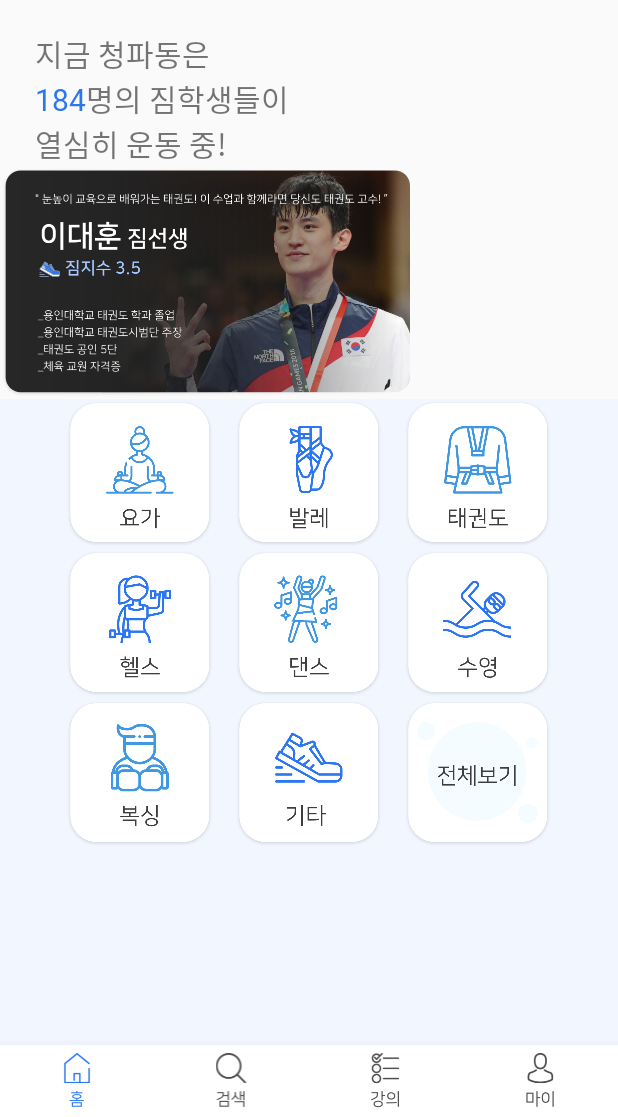
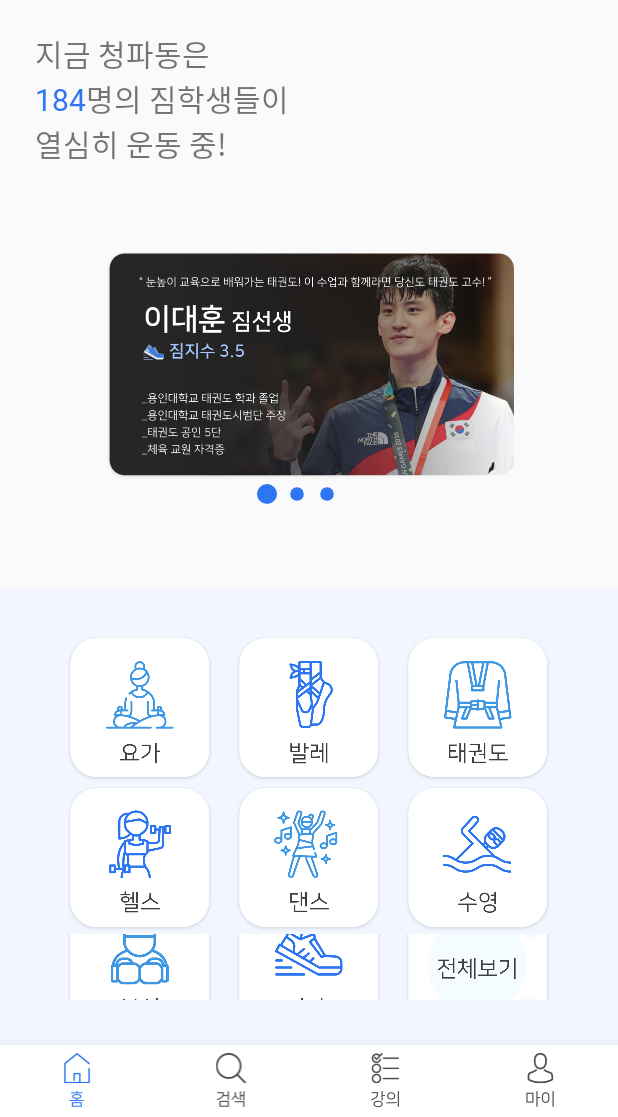
Before and after one commit to GymBall/CPDGT-Android, an Android app: the screen it shows after launch (MainActivity), on a phone screen of 412 x 824 dp, the part 119-1236 px from its top. Run offline under Robolectric (Android 15) with nearby library versions, the light colour scheme and no system bars; libraries missing offline, so code that uses them is left out: org.jetbrains.anko; 1 statement that could not run was skipped.

Commit message:
fragment_home(RecyclerView)

```diff
--- a/app/src/main/java/org/gymball/cpdgt_android/ui/home/HomeFragment.kt
+++ b/app/src/main/java/org/gymball/cpdgt_android/ui/home/HomeFragment.kt
@@ -11,8 +11,10 @@ import androidx.recyclerview.widget.LinearLayoutManager
 import androidx.recyclerview.widget.LinearSnapHelper
 import androidx.recyclerview.widget.SnapHelper
 import kotlinx.android.synthetic.main.fragment_home.*
+import androidx.recyclerview.widget.PagerSnapHelper
+import android.R
 
-import org.gymball.cpdgt_android.R
+
 
 class HomeFragment : Fragment() {
     lateinit var HomeRecyclerViewAdapter : HomeRecyclerViewAdapter
@@ -20,7 +22,7 @@ class HomeFragment : Fragment() {
     override fun onCreateView(inflater: LayoutInflater, container: ViewGroup?, savedInstanceState: Bundle?): View? {
         // Inflate the layout for this fragment
 
-        return inflater.inflate(R.layout.fragment_home, container, false)
+        return inflater.inflate(org.gymball.cpdgt_android.R.layout.fragment_home, container, false)
     }
 
     override fun onActivityCreated(savedInstanceState: Bundle?) {
@@ -31,13 +33,17 @@ class HomeFragment : Fragment() {
 
     private fun setRecyclerView(){
         var dataList : ArrayList<HomeImageData> = ArrayList()
-        dataList.add(HomeImageData(getResources().getDrawable(R.drawable.home_image1)!!))
-        dataList.add(HomeImageData(getResources().getDrawable(R.drawable.home_image2)!!))
-        dataList.add(HomeImageData(getResources().getDrawable(R.drawable.home_image3)!!))
+        dataList.add(HomeImageData(getResources().getDrawable(org.gymball.cpdgt_android.R.drawable.home_image1)!!))
+        dataList.add(HomeImageData(getResources().getDrawable(org.gymball.cpdgt_android.R.drawable.home_image2)!!))
+        dataList.add(HomeImageData(getResources().getDrawable(org.gymball.cpdgt_android.R.drawable.home_image3)!!))
 
         HomeRecyclerViewAdapter = HomeRecyclerViewAdapter(activity!!, dataList)
         rv_home_image.adapter = HomeRecyclerViewAdapter
         rv_home_image.layoutManager = LinearLayoutManager(activity, LinearLayoutManager.HORIZONTAL, false)
+
+        val snapHelper = PagerSnapHelper()
+        snapHelper.attachToRecyclerView(rv_home_image)
+        rv_home_image.addItemDecoration(LinePagerIndicatorDecoration())
     }
 
 }
--- a/app/src/main/java/org/gymball/cpdgt_android/ui/home/HomeRecyclerViewAdapter.kt
+++ b/app/src/main/java/org/gymball/cpdgt_android/ui/home/HomeRecyclerViewAdapter.kt
@@ -7,7 +7,6 @@ import android.view.View
 import android.view.ViewGroup
 import android.widget.ImageView
 import androidx.recyclerview.widget.RecyclerView
-import kotlinx.android.synthetic.main.rv_home_image.view.*
 import org.gymball.cpdgt_android.R
 import org.jetbrains.anko.image
 
--- /dev/null
+++ b/app/src/main/java/org/gymball/cpdgt_android/ui/home/RecyclerViewItemDecorations.kt
@@ -0,0 +1,181 @@
+/*
+ * The MIT License (MIT)
+ *
+ * Copyright (c) 2017 David Medenjak
+ *
+ * Permission is hereby granted, free of charge, to any person obtaining a copy
+ * of this software and associated documentation files (the "Software"), to deal
+ * in the Software without restriction, including without limitation the rights
+ * to use, copy, modify, merge, publish, distribute, sublicense, and/or sell
+ * copies of the Software, and to permit persons to whom the Software is
+ * furnished to do so, subject to the following conditions:
+ *
+ * The above copyright notice and this permission notice shall be included in all
+ * copies or substantial portions of the Software.
+ *
+ * THE SOFTWARE IS PROVIDED "AS IS", WITHOUT WARRANTY OF ANY KIND, EXPRESS OR
+ * IMPLIED, INCLUDING BUT NOT LIMITED TO THE WARRANTIES OF MERCHANTABILITY,
+ * FITNESS FOR A PARTICULAR PURPOSE AND NONINFRINGEMENT. IN NO EVENT SHALL THE
+ * AUTHORS OR COPYRIGHT HOLDERS BE LIABLE FOR ANY CLAIM, DAMAGES OR OTHER
+ * LIABILITY, WHETHER IN AN ACTION OF CONTRACT, TORT OR OTHERWISE, ARISING FROM,
+ * OUT OF OR IN CONNECTION WITH THE SOFTWARE OR THE USE OR OTHER DEALINGS IN THE
+ * SOFTWARE.
+ */
+
+package org.gymball.cpdgt_android.ui.home
+
+import android.content.res.Resources
+import android.graphics.Canvas
+import android.graphics.Color
+import android.graphics.Paint
+import android.graphics.Rect
+import android.view.View
+import android.view.animation.AccelerateDecelerateInterpolator
+import android.view.animation.Interpolator
+
+import androidx.recyclerview.widget.LinearLayoutManager
+import androidx.recyclerview.widget.RecyclerView
+
+class LinePagerIndicatorDecoration : RecyclerView.ItemDecoration() {
+
+    /**
+     * Height of the space the indicator takes up at the bottom of the view.
+     */
+    private val mIndicatorHeight = (DP * 16).toInt()
+
+    /**
+     * Indicator stroke width.
+     */
+    private val mIndicatorStrokeWidth = DP * 2
+
+    /**
+     * Indicator width.
+     */
+    private val mIndicatorItemLength = DP * 16
+    /**
+     * Padding between indicators.
+     */
+    private val mIndicatorItemPadding = DP * 4
+
+    /**
+     * Some more natural animation interpolation
+     */
+    private val mInterpolator = AccelerateDecelerateInterpolator()
+
+    private val mPaint = Paint()
+
+    init {
+        mPaint.strokeCap = Paint.Cap.ROUND
+        mPaint.strokeWidth = mIndicatorStrokeWidth
+        mPaint.style = Paint.Style.FILL
+        mPaint.isAntiAlias = true
+    }
+
+    override fun onDrawOver(c: Canvas, parent: RecyclerView, state: RecyclerView.State) {
+        super.onDrawOver(c, parent, state)
+
+        val itemCount = parent.adapter!!.itemCount
+
+        // center horizontally, calculate width and subtract half from center
+        val totalLength = mIndicatorItemLength * itemCount
+        val paddingBetweenItems = Math.max(0, itemCount - 1) * mIndicatorItemPadding
+        val indicatorTotalWidth = totalLength + paddingBetweenItems
+        val indicatorStartX = (parent.width - indicatorTotalWidth) / 2f
+
+        // center vertically in the allotted space
+        val indicatorPosY = parent.height - mIndicatorHeight / 2f
+
+        drawInactiveIndicators(c, indicatorStartX, indicatorPosY, itemCount)
+
+
+        // find active page (which should be highlighted)
+        val layoutManager = parent.layoutManager as LinearLayoutManager?
+        val activePosition = layoutManager!!.findFirstVisibleItemPosition()
+        if (activePosition == RecyclerView.NO_POSITION) {
+            return
+        }
+
+        // find offset of active page (if the user is scrolling)
+        val activeChild = layoutManager.findViewByPosition(activePosition)
+        val left = activeChild!!.left
+        val width = activeChild.width
+
+        // on swipe the active item will be positioned from [-width, 0]
+        // interpolate offset for smooth animation
+        val progress = mInterpolator.getInterpolation(left * -1 / width.toFloat())
+
+        drawHighlights(c, indicatorStartX, indicatorPosY, activePosition, progress, itemCount)
+    }
+
+    private fun drawInactiveIndicators(
+        c: Canvas,
+        indicatorStartX: Float,
+        indicatorPosY: Float,
+        itemCount: Int
+    ) {
+        mPaint.setColor(Color.parseColor("#2c77f1"))
+
+        // width of item indicator including padding
+        val itemWidth = mIndicatorItemLength + mIndicatorItemPadding
+
+        var start = indicatorStartX
+        for (i in 0 until itemCount) {
+            // draw the line for every item
+            c.drawCircle(start, indicatorPosY, 6.8F, mPaint)
+            //c.drawLine(start, indicatorPosY, start + mIndicatorItemLength, indicatorPosY, mPaint)
+            start += itemWidth
+        }
+    }
+
+    private fun drawHighlights(
+        c: Canvas, indicatorStartX: Float, indicatorPosY: Float,
+        highlightPosition: Int, progress: Float, itemCount: Int
+    ) {
+        mPaint.setColor(Color.parseColor("#2c77f1"))
+
+        // width of item indicator including padding
+        val itemWidth = mIndicatorItemLength + mIndicatorItemPadding
+
+        if (progress == 0f) {
+            // no swipe, draw a normal indicator
+            val highlightStart = indicatorStartX + itemWidth * highlightPosition
+            c.drawCircle(highlightStart, indicatorPosY, 10F, mPaint)
+            //c.drawLine(
+             //   highlightStart, indicatorPosY,
+             //   highlightStart + mIndicatorItemLength, indicatorPosY, mPaint
+            //)
+        } else {
+            var highlightStart = indicatorStartX + itemWidth * highlightPosition
+            // calculate partial highlight
+            val partialLength = mIndicatorItemLength * progress
+
+            // draw the cut off highlight
+            c.drawCircle(highlightStart+partialLength, indicatorPosY, 12F, mPaint)
+            //c.drawLine(
+             //   highlightStart + partialLength, indicatorPosY,
+              //  highlightStart + mIndicatorItemLength, indicatorPosY, mPaint
+            //)
+
+            // draw the highlight overlapping to the next item as well
+            if (highlightPosition < itemCount - 1) {
+                highlightStart += itemWidth
+
+            }
+        }
+    }
+
+    override fun getItemOffsets(
+        outRect: Rect,
+        view: View,
+        parent: RecyclerView,
+        state: RecyclerView.State
+    ) {
+        super.getItemOffsets(outRect, view, parent, state)
+        outRect.bottom = mIndicatorHeight
+    }
+
+    companion object {
+
+        private val DP = Resources.getSystem().displayMetrics.density
+    }
+}
--- a/app/src/main/res/layout/fragment_home.xml
+++ b/app/src/main/res/layout/fragment_home.xml
@@ -65,32 +65,31 @@
             android:fontFamily="@font/nanumsquare_light"
             android:text="열심히 운동 중!"/>
     </LinearLayout>
+
     <RelativeLayout
         android:layout_width="match_parent"
-        android:layout_height="wrap_content">
+        android:layout_height="wrap_content"
+        android:layout_marginTop="55dp"
+        android:layout_marginBottom="55dp">
+
         <androidx.recyclerview.widget.RecyclerView
+            android:id="@+id/rv_home_image"
             android:layout_width="wrap_content"
             android:layout_height="wrap_content"
-            android:layout_centerInParent="true"
-            android:id="@+id/rv_home_image"/>
+            android:layout_centerInParent="true" />
     </RelativeLayout>
-  <!--  <RelativeLayout
+
+    <RelativeLayout
         android:layout_width="match_parent"
-        android:layout_height="wrap_content"
-        android:layout_margin="15dp">
-        <ImageView
+        android:layout_height="match_parent"
+        android:background="#f2f7ff"
+        android:padding="30dp">
+        <LinearLayout
             android:layout_width="wrap_content"
             android:layout_height="wrap_content"
-            android:layout_centerInParent="true"
-            android:src="@drawable/home_image2"/>
-    </RelativeLayout>-->
-
-
-    <LinearLayout
-        android:layout_width="match_parent"
-        android:layout_height="match_parent"
-        android:orientation="vertical"
-        android:background="#f2f7ff">
+            android:layout_centerHorizontal="true"
+            android:layout_centerVertical="true"
+            android:orientation="vertical">
             <LinearLayout
                 android:layout_width="match_parent"
                 android:layout_height="wrap_content"
@@ -170,5 +169,6 @@
                     android:id="@+id/whole_btn"/>
             </LinearLayout>
         </LinearLayout>
+    </RelativeLayout>
 
 </LinearLayout>
--- a/app/src/main/res/layout/rv_home_image.xml
+++ b/app/src/main/res/layout/rv_home_image.xml
@@ -8,6 +8,7 @@
     <ImageView
         android:layout_width="wrap_content"
         android:layout_height="wrap_content"
+        android:layout_centerInParent="true"
         android:src="@drawable/home_image2"
         android:id="@+id/home_image"/>
 </RelativeLayout>
```
Also changed, not shown: app/src/main/res/drawable-hdpi/search.png (added), app/src/main/res/drawable-mdpi/search.png (added), app/src/main/res/drawable-xhdpi/search.png (added), app/src/main/res/drawable-xxhdpi/search.png (added), app/src/main/res/drawable-xxxhdpi/search.png (added). Lines whose indentation alone changed are shown as unchanged.
